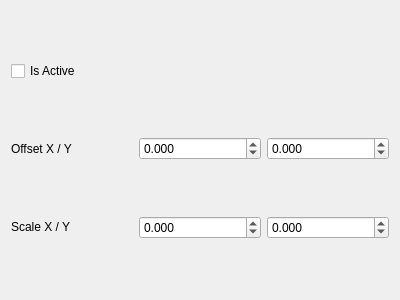
Above: gui-tool/ui/actiontab_hitbox.ui from headshot2017/smbzg-charloader before the change. Below: the same form after it.
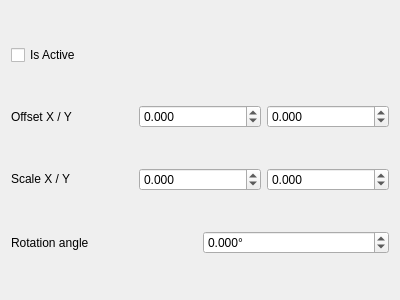
That is the form after the change.

```diff
--- a/gui-tool/ui/actiontab_hitbox.ui
+++ b/gui-tool/ui/actiontab_hitbox.ui
@@ -137,6 +137,33 @@
      </item>
     </layout>
    </item>
+   <item>
+    <layout class="QHBoxLayout" name="horizontalLayout_3">
+     <item>
+      <widget class="QLabel" name="label">
+       <property name="text">
+        <string>Rotation angle</string>
+       </property>
+      </widget>
+     </item>
+     <item>
+      <widget class="QDoubleSpinBox" name="spinbox_angle">
+       <property name="suffix">
+        <string>°</string>
+       </property>
+       <property name="decimals">
+        <number>3</number>
+       </property>
+       <property name="minimum">
+        <double>-10000.000000000000000</double>
+       </property>
+       <property name="maximum">
+        <double>10000.000000000000000</double>
+       </property>
+      </widget>
+     </item>
+    </layout>
+   </item>
   </layout>
  </widget>
  <resources/>
```
